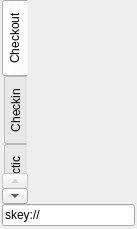
Qt form lib/ui/ui_main_tabs.ui (listyque/TACTIC-Handler) before a commit.
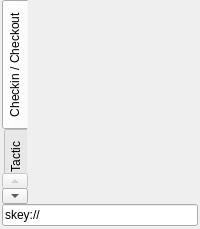
The same form after that commit.

```diff
--- a/lib/ui/ui_main_tabs.ui
+++ b/lib/ui/ui_main_tabs.ui
@@ -2,13 +2,11 @@
 <ui version="4.0">
  <class>mainTabsForm</class>
  <widget class="QWidget" name="mainTabsForm">
-  <property name="geometry">
-   <rect>
-    <x>0</x>
-    <y>0</y>
-    <width>137</width>
-    <height>229</height>
-   </rect>
+  <property name="sizePolicy">
+   <sizepolicy hsizetype="Ignored" vsizetype="Ignored">
+    <horstretch>0</horstretch>
+    <verstretch>0</verstretch>
+   </sizepolicy>
   </property>
   <property name="windowTitle">
    <string>Form</string>
@@ -47,22 +45,9 @@
      </property>
      <widget class="QWidget" name="checkOutTab">
       <attribute name="title">
-       <string>Checkout</string>
+       <string>Checkin / Checkout</string>
       </attribute>
-      <layout class="QVBoxLayout" name="checkOutLayout">
-       <property name="spacing">
-        <number>0</number>
-       </property>
-       <property name="margin">
-        <number>0</number>
-       </property>
-      </layout>
-     </widget>
-     <widget class="QWidget" name="checkInTab">
-      <attribute name="title">
-       <string>Checkin</string>
-      </attribute>
-      <layout class="QVBoxLayout" name="checkInLayout">
+      <layout class="QVBoxLayout" name="checkInOutLayout">
        <property name="spacing">
         <number>0</number>
        </property>
```
Left out of the diff: 2 changed lines with no effect on the pictures.
